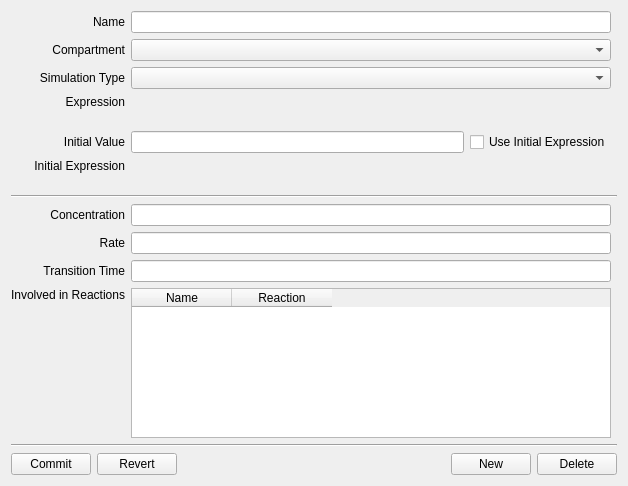
Qt form copasi/UI/CQSpeciesDetail.ui (copasi/COPASI) before a commit.
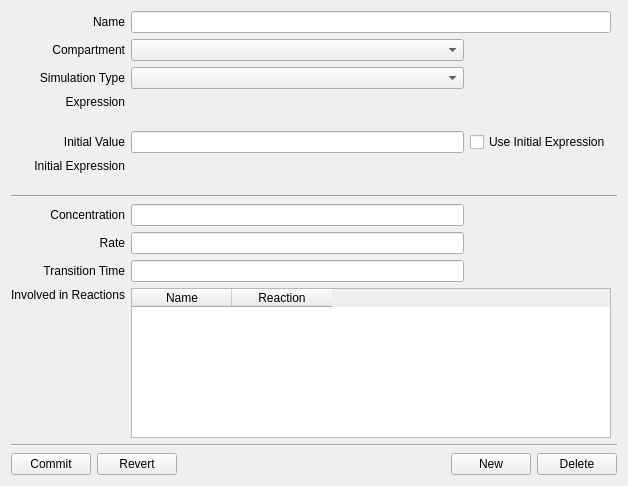
The same form after that commit. Custom widgets are drawn as their Qt base class.

Commit message: A bit correction about the interface

Patch:
```diff
--- a/copasi/UI/CQSpeciesDetail.ui
+++ b/copasi/UI/CQSpeciesDetail.ui
@@ -74,7 +74,7 @@
        </property>
       </widget>
      </item>
-     <item row="1" column="1" colspan="2">
+     <item row="1" column="1">
       <widget class="QComboBox" name="mpComboBoxCompartment">
        <property name="sizePolicy">
         <sizepolicy hsizetype="MinimumExpanding" vsizetype="Fixed">
@@ -103,7 +103,7 @@
        </property>
       </widget>
      </item>
-     <item row="2" column="1" colspan="2">
+     <item row="2" column="1">
       <widget class="QComboBox" name="mpComboBoxType">
        <property name="sizePolicy">
         <sizepolicy hsizetype="MinimumExpanding" vsizetype="Fixed">
@@ -292,7 +292,7 @@
        </column>
       </widget>
      </item>
-     <item row="9" column="1" colspan="2">
+     <item row="9" column="1">
       <widget class="QLineEdit" name="mpEditTransitionTime">
        <property name="sizePolicy">
         <sizepolicy hsizetype="MinimumExpanding" vsizetype="Preferred">
@@ -305,7 +305,7 @@
        </property>
       </widget>
      </item>
-     <item row="8" column="1" colspan="2">
+     <item row="8" column="1">
       <widget class="QLineEdit" name="mpEditRate">
        <property name="sizePolicy">
         <sizepolicy hsizetype="MinimumExpanding" vsizetype="Preferred">
@@ -318,7 +318,7 @@
        </property>
       </widget>
      </item>
-     <item row="7" column="1" colspan="2">
+     <item row="7" column="1">
       <widget class="QLineEdit" name="mpEditCurrentValue">
        <property name="sizePolicy">
         <sizepolicy hsizetype="MinimumExpanding" vsizetype="Preferred">
```
Left out of the diff: 8 changed lines with no effect on the pictures.
